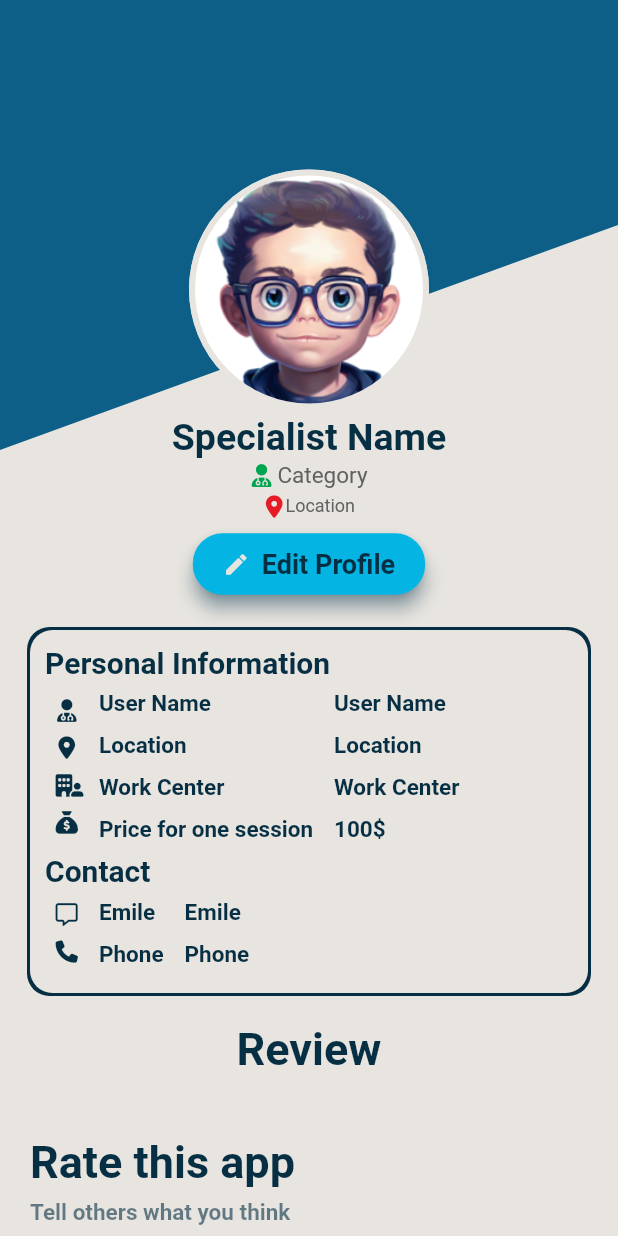
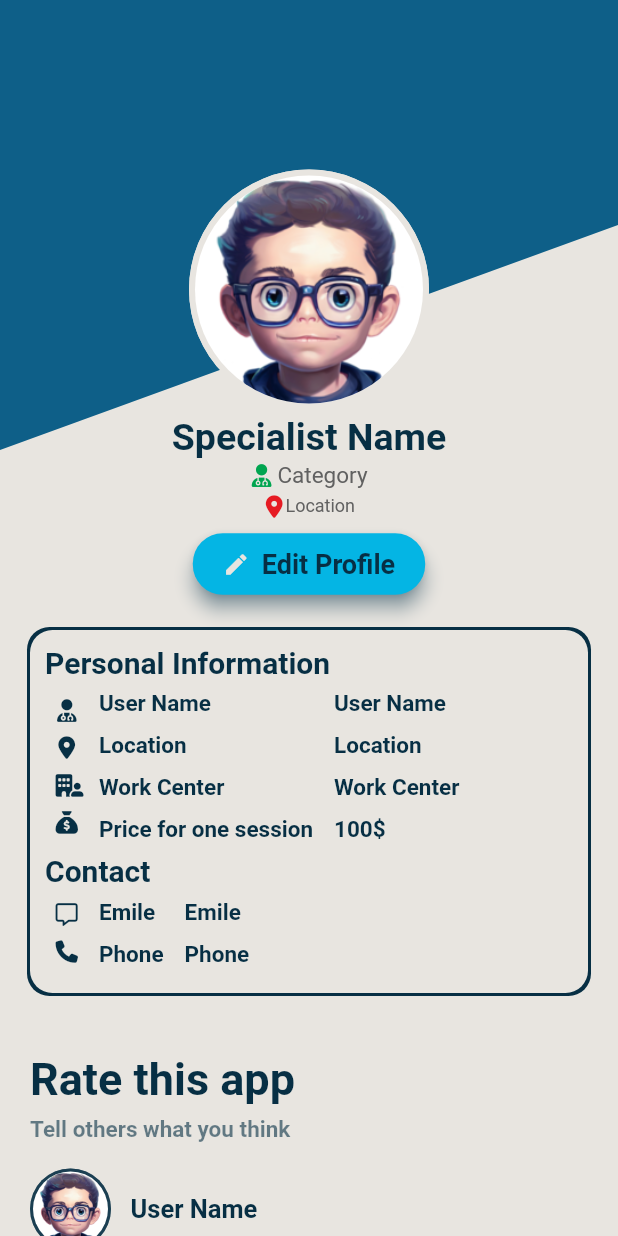
Before and after one commit to AsmaaSaleh1/Spectrum-speak, a Flutter app: the screen it shows after launch, after a tap on an icon or button, on a phone screen of 412 x 824 dp. Run offline on Flutter 3.47's test engine with Material 2 defaults, Android fonts, the phone set to English and light mode, and no system bars; drawn by our look-alikes of circular_profile_avatar; our stand-ins replace font_awesome_flutter, google_fonts, smooth_star_rating_null_safety; Roboto replaces fonts that are missing (Tinos).

Commit message:
small editing

```diff
--- a/lib/units/review_ui.dart
+++ b/lib/units/review_ui.dart
@@ -1,8 +1,9 @@
 import 'package:circular_profile_avatar/circular_profile_avatar.dart';
 import 'package:flutter/material.dart';
-import 'package:smooth_star_rating_null_safety/smooth_star_rating_null_safety.dart';
 
 import 'package:spectrum_speak/const.dart';
+
+import '../widgets/SmoothStarRating.dart';
 
 class ReviewUi extends StatelessWidget {
   final String image, name, date, comment;
@@ -91,6 +92,9 @@ class ReviewUi extends StatelessWidget {
                 borderColor: kRed,
                 color: kYellow,
                 size: 28,
+                onRatingChanged: (value){
+                  print('Rated $value stars!');
+                },
               ),
               const SizedBox(
                 width: 10,
--- a/lib/widgets/card_review.dart
+++ b/lib/widgets/card_review.dart
@@ -41,7 +41,7 @@ class _CardReviewState extends State<CardReview> {
           name: "User Name",
           date: "7th Oct",
           comment: "Lorem ipsum comment Lorem ipsum comment Lorem ipsum comment Lorem ipsum comment Lorem ipsum comment Lorem ipsum comment Lorem ipsum comment Lorem ipsum comment",
-          rating: 3.5,
+          rating: 4,
           onTap: () => setState(() {
             isMore = !isMore;
           }),
--- a/lib/widgets/specialist_information.dart
+++ b/lib/widgets/specialist_information.dart
@@ -287,15 +287,6 @@ class SpecialistInformation extends StatelessWidget {
                   ),
                 ),
               ),
-              const SizedBox(height: 20,),
-              Text(
-                "Review",
-                style: TextStyle(
-                  fontSize: 30.0,
-                  fontWeight: FontWeight.bold,
-                  color: kDarkerColor,
-                ),
-              ),
             ],
           ),
         ),
```
Also changed, not shown: lib/widgets/center_information.dart (+0 -9 lines).
